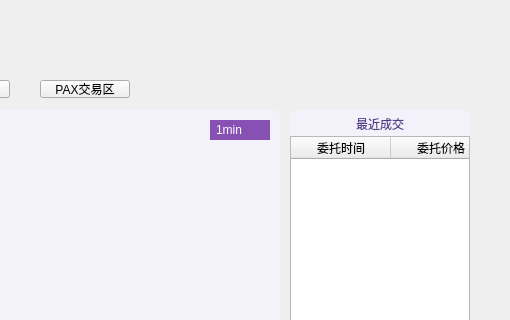
Above: LNKWallet/exchange/KLineWidget.ui from HcashOrg/hx-indicator before the change; both pictures show x 260 to 770 and y 0 to 320 of the 770 by 510 pixel window. Below: the same form after it.
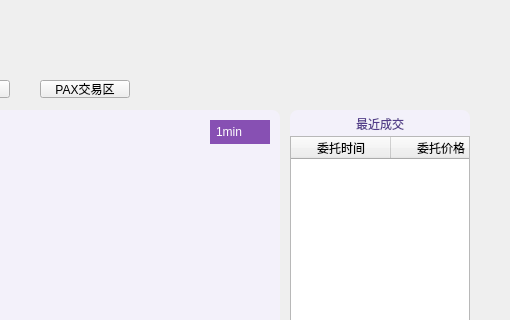
That is the form after the change. Icons and pictures are not drawn.

```diff
--- a/LNKWallet/exchange/KLineWidget.ui
+++ b/LNKWallet/exchange/KLineWidget.ui
@@ -87,7 +87,7 @@
      <x>470</x>
      <y>120</y>
      <width>60</width>
-     <height>20</height>
+     <height>24</height>
     </rect>
    </property>
    <property name="styleSheet">
```
